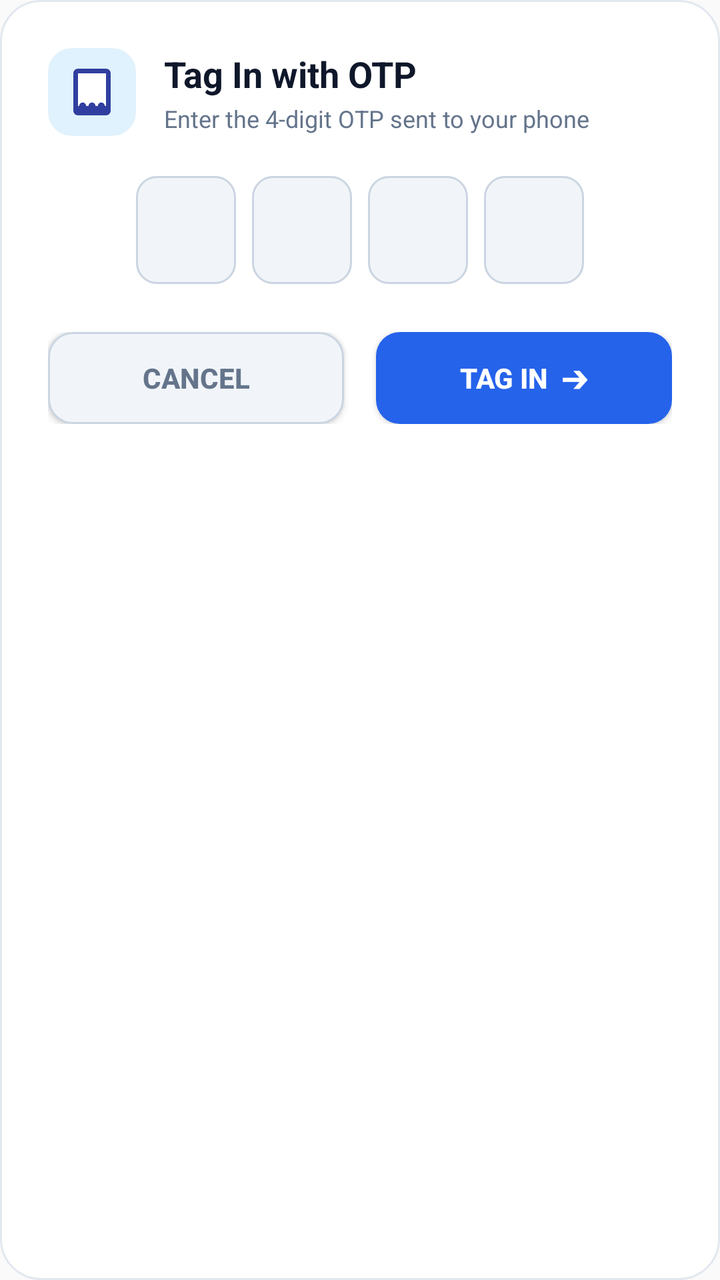
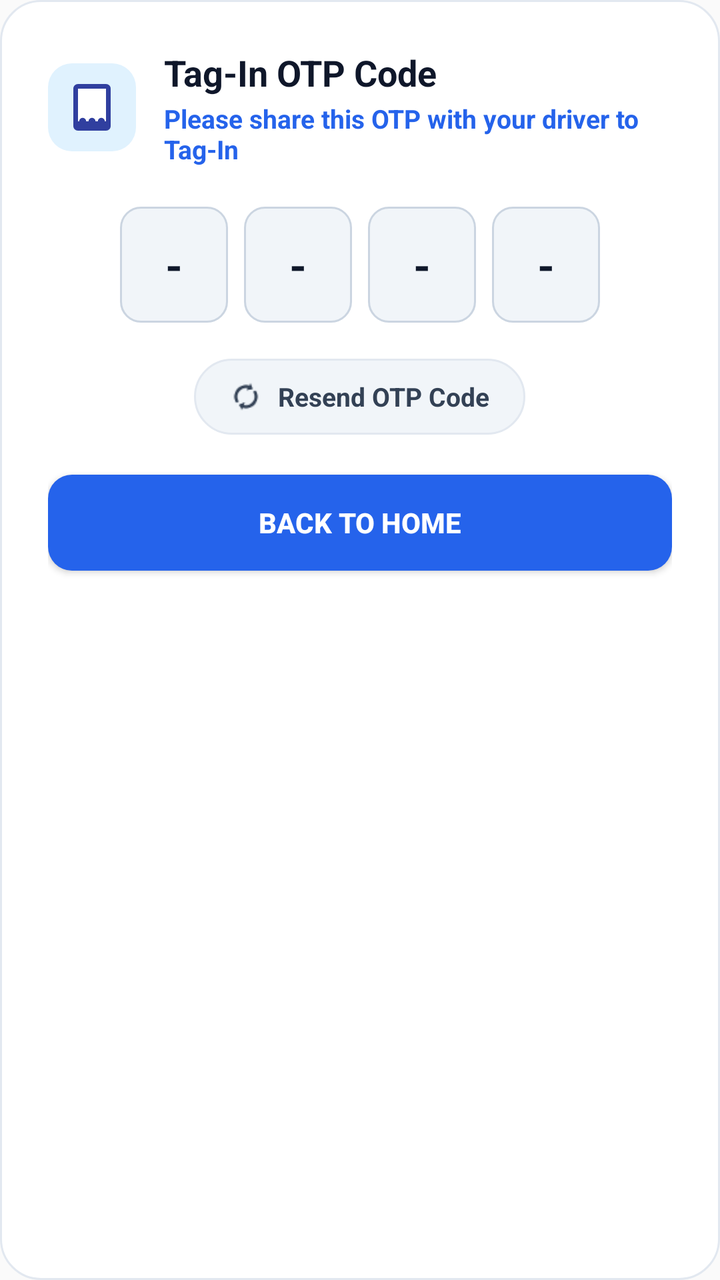

Two renders of the same Android screen: before a commit and after it. Below are the layout's source before the change and the commit's diff.
<!-- AndroidManifest.xml: application theme AppTheme -->
<!-- res/layout/dialog_tag_in_otp.xml -->
<?xml version="1.0" encoding="utf-8"?>
<LinearLayout xmlns:android="http://schemas.android.com/apk/res/android"
    android:layout_width="match_parent"
    android:layout_height="wrap_content"
    android:background="@drawable/bg_login_card"
    android:orientation="vertical"
    android:padding="24dp">

    
    <LinearLayout
        android:layout_width="match_parent"
        android:layout_height="wrap_content"
        android:gravity="center_vertical"
        android:orientation="horizontal">

        <FrameLayout
            android:layout_width="44dp"
            android:layout_height="44dp"
            android:layout_marginEnd="14dp"
            android:background="@drawable/bg_icon_container"
            android:backgroundTint="#E0F2FE"
            android:padding="8dp">

            <ImageView
                android:layout_width="match_parent"
                android:layout_height="match_parent"
                android:contentDescription="@null"
                android:src="@drawable/ic_tag_in_otp" />
        </FrameLayout>

        <LinearLayout
            android:layout_width="match_parent"
            android:layout_height="wrap_content"
            android:orientation="vertical">

            <TextView
                android:layout_width="wrap_content"
                android:layout_height="wrap_content"
                android:text="Tag In with OTP"
                android:textColor="#0F172A"
                android:textSize="18sp"
                android:textStyle="bold" />

            <TextView
                android:layout_width="wrap_content"
                android:layout_height="wrap_content"
                android:layout_marginTop="2dp"
                android:text="Enter the 4-digit OTP sent to your phone"
                android:textColor="#64748B"
                android:textSize="12sp" />
        </LinearLayout>
    </LinearLayout>

    
    <LinearLayout
        android:layout_width="match_parent"
        android:layout_height="wrap_content"
        android:layout_marginTop="20dp"
        android:layout_marginBottom="24dp"
        android:gravity="center"
        android:orientation="horizontal">

        <EditText
            android:id="@+id/dialog_otp_1"
            android:layout_width="50dp"
            android:layout_height="54dp"
            android:layout_marginEnd="8dp"
            android:background="@drawable/bg_otp_digit_box"
            android:gravity="center"
            android:inputType="number"
            android:maxLength="1"
            android:textColor="#0F172A"
            android:textSize="20sp"
            android:textStyle="bold" />

        <EditText
            android:id="@+id/dialog_otp_2"
            android:layout_width="50dp"
            android:layout_height="54dp"
            android:layout_marginEnd="8dp"
            android:background="@drawable/bg_otp_digit_box"
            android:gravity="center"
            android:inputType="number"
            android:maxLength="1"
            android:textColor="#0F172A"
            android:textSize="20sp"
            android:textStyle="bold" />

        <EditText
            android:id="@+id/dialog_otp_3"
            android:layout_width="50dp"
            android:layout_height="54dp"
            android:layout_marginEnd="8dp"
            android:background="@drawable/bg_otp_digit_box"
            android:gravity="center"
            android:inputType="number"
            android:maxLength="1"
            android:textColor="#0F172A"
            android:textSize="20sp"
            android:textStyle="bold" />

        <EditText
            android:id="@+id/dialog_otp_4"
            android:layout_width="50dp"
            android:layout_height="54dp"
            android:background="@drawable/bg_otp_digit_box"
            android:gravity="center"
            android:inputType="number"
            android:maxLength="1"
            android:textColor="#0F172A"
            android:textSize="20sp"
            android:textStyle="bold" />
    </LinearLayout>

    
    <LinearLayout
        android:layout_width="match_parent"
        android:layout_height="wrap_content"
        android:orientation="horizontal">

        <androidx.appcompat.widget.AppCompatButton
            android:id="@+id/dialog_btn_cancel"
            android:layout_width="0dp"
            android:layout_height="46dp"
            android:layout_marginEnd="8dp"
            android:layout_weight="1"
            android:background="@drawable/bg_phone_input"
            android:text="CANCEL"
            android:textColor="#64748B"
            android:textSize="14sp"
            android:textStyle="bold" />

        <androidx.appcompat.widget.AppCompatButton
            android:id="@+id/dialog_btn_tagin"
            android:layout_width="0dp"
            android:layout_height="46dp"
            android:layout_marginStart="8dp"
            android:layout_weight="1"
            android:background="@drawable/bg_login_button"
            android:elevation="2dp"
            android:text="TAG IN  ➔"
            android:textColor="#FFFFFF"
            android:textSize="14sp"
            android:textStyle="bold" />
    </LinearLayout>
</LinearLayout>
<!-- resources referenced by this layout -->
<resources>
  <!-- drawable bg_icon_container (drawable) -->
  <?xml version="1.0" encoding="utf-8"?>
  <shape xmlns:android="http://schemas.android.com/apk/res/android">
      <solid android:color="#F1F5F9" />
      <corners android:radius="12dp" />
  </shape>
  <!-- drawable bg_login_button (drawable) -->
  <?xml version="1.0" encoding="utf-8"?>
  <selector xmlns:android="http://schemas.android.com/apk/res/android">
      <item android:state_pressed="true">
          <shape>
              <solid android:color="#1D4ED8" />
              <corners android:radius="12dp" />
          </shape>
      </item>
      <item>
          <shape>
              <solid android:color="#2563EB" />
              <corners android:radius="12dp" />
          </shape>
      </item>
  </selector>
  <!-- drawable bg_login_card (drawable) -->
  <?xml version="1.0" encoding="utf-8"?>
  <shape xmlns:android="http://schemas.android.com/apk/res/android">
      <solid android:color="#FFFFFF" />
      <corners android:radius="20dp" />
      <stroke android:width="1dp" android:color="#E2E8F0" />
  </shape>
  <!-- drawable bg_otp_digit_box (drawable) -->
  <?xml version="1.0" encoding="utf-8"?>
  <selector xmlns:android="http://schemas.android.com/apk/res/android">
      <item android:state_focused="true">
          <shape>
              <solid android:color="#F8FAFC"/>
              <corners android:radius="10dp"/>
              <stroke android:width="2dp" android:color="#2563EB"/>
          </shape>
      </item>
      <item>
          <shape>
              <solid android:color="#F1F5F9"/>
              <corners android:radius="10dp"/>
              <stroke android:width="1dp" android:color="#CBD5E1"/>
          </shape>
      </item>
  </selector>
  <!-- drawable bg_phone_input (drawable) -->
  <?xml version="1.0" encoding="utf-8"?>
  <shape xmlns:android="http://schemas.android.com/apk/res/android">
      <solid android:color="#F1F5F9" />
      <corners android:radius="12dp" />
      <stroke android:width="1dp" android:color="#CBD5E1" />
  </shape>
  <!-- drawable ic_tag_in_otp (drawable) -->
  <?xml version="1.0" encoding="utf-8"?>
  <vector xmlns:android="http://schemas.android.com/apk/res/android"
      android:width="48dp"
      android:height="48dp"
      android:viewportWidth="24"
      android:viewportHeight="24">
      
      <path
          android:fillColor="#303F9F"
          android:pathData="M6,2h12c1.1,0 2,0.9 2,2v16c0,1.1 -0.9,2 -2,2H6c-1.1,0 -2,-0.9 -2,-2V4c0,-1.1 0.9,-2 2,-2z" />
      <path
          android:fillColor="#FFFFFF"
          android:pathData="M6,4h12v14H6V4z" />
      
      <path
          android:fillColor="#303F9F"
          android:pathData="M8,18m-1.5,0a1.5,1.5 0,1 1,3 0a1.5,1.5 0,1 1,-3 0" />
      <path
          android:fillColor="#303F9F"
          android:pathData="M12,18m-1.5,0a1.5,1.5 0,1 1,3 0a1.5,1.5 0,1 1,-3 0" />
      <path
          android:fillColor="#303F9F"
          android:pathData="M16,18m-1.5,0a1.5,1.5 0,1 1,3 0a1.5,1.5 0,1 1,-3 0" />
  </vector>
  <style name="AppTheme" parent="Theme.AppCompat.Light.DarkActionBar">
          
          <item name="colorPrimary">@color/colorPrimary</item>
          <item name="colorPrimaryDark">@color/colorPrimaryDark</item>
          <item name="colorAccent">@color/colorAccent</item>
      </style>
  <color name="colorPrimary">#3F51B5</color>
  <color name="colorPrimaryDark">#303F9F</color>
  <color name="colorAccent">#6495ED</color>
</resources>

<!-- the commit's change to res/layout/dialog_tag_in_otp.xml (unified diff, before → after) -->
@@ -36,18 +36,20 @@
             <TextView
                 android:layout_width="wrap_content"
                 android:layout_height="wrap_content"
-                android:text="Tag In with OTP"
+                android:text="Tag-In OTP Code"
                 android:textColor="#0F172A"
                 android:textSize="18sp"
                 android:textStyle="bold" />
 
             <TextView
+                android:id="@+id/dialog_otp_subtitle"
                 android:layout_width="wrap_content"
                 android:layout_height="wrap_content"
                 android:layout_marginTop="2dp"
-                android:text="Enter the 4-digit OTP sent to your phone"
-                android:textColor="#64748B"
-                android:textSize="12sp" />
+                android:text="Please share this OTP with your driver to Tag-In"
+                android:textColor="#2563EB"
+                android:textSize="13sp"
+                android:textStyle="bold" />
         </LinearLayout>
     </LinearLayout>
 
@@ -56,91 +58,99 @@
         android:layout_width="match_parent"
         android:layout_height="wrap_content"
         android:layout_marginTop="20dp"
-        android:layout_marginBottom="24dp"
+        android:layout_marginBottom="18dp"
         android:gravity="center"
         android:orientation="horizontal">
 
-        <EditText
+        <TextView
             android:id="@+id/dialog_otp_1"
-            android:layout_width="50dp"
-            android:layout_height="54dp"
+            android:layout_width="54dp"
+            android:layout_height="58dp"
             android:layout_marginEnd="8dp"
             android:background="@drawable/bg_otp_digit_box"
             android:gravity="center"
-            android:inputType="number"
-            android:maxLength="1"
+            android:text="-"
             android:textColor="#0F172A"
-            android:textSize="20sp"
+            android:textSize="22sp"
             android:textStyle="bold" />
 
-        <EditText
+        <TextView
             android:id="@+id/dialog_otp_2"
-            android:layout_width="50dp"
-            android:layout_height="54dp"
+            android:layout_width="54dp"
+            android:layout_height="58dp"
             android:layout_marginEnd="8dp"
             android:background="@drawable/bg_otp_digit_box"
             android:gravity="center"
-            android:inputType="number"
-            android:maxLength="1"
+            android:text="-"
             android:textColor="#0F172A"
-            android:textSize="20sp"
+            android:textSize="22sp"
             android:textStyle="bold" />
 
-        <EditText
+        <TextView
             android:id="@+id/dialog_otp_3"
-            android:layout_width="50dp"
-            android:layout_height="54dp"
+            android:layout_width="54dp"
+            android:layout_height="58dp"
             android:layout_marginEnd="8dp"
             android:background="@drawable/bg_otp_digit_box"
             android:gravity="center"
-            android:inputType="number"
-            android:maxLength="1"
+            android:text="-"
             android:textColor="#0F172A"
-            android:textSize="20sp"
+            android:textSize="22sp"
             android:textStyle="bold" />
 
-        <EditText
+        <TextView
             android:id="@+id/dialog_otp_4"
-            android:layout_width="50dp"
-            android:layout_height="54dp"
+            android:layout_width="54dp"
+            android:layout_height="58dp"
             android:background="@drawable/bg_otp_digit_box"
             android:gravity="center"
-            android:inputType="number"
-            android:maxLength="1"
+            android:text="-"
             android:textColor="#0F172A"
-            android:textSize="20sp"
+            android:textSize="22sp"
             android:textStyle="bold" />
     </LinearLayout>
 
     
     <LinearLayout
-        android:layout_width="match_parent"
-        android:layout_height="wrap_content"
-        android:orientation="horizontal">
+        android:id="@+id/dialog_btn_resend"
+        android:layout_width="wrap_content"
+        android:layout_height="38dp"
+        android:layout_gravity="center_horizontal"
+        android:layout_marginBottom="20dp"
+        android:background="@drawable/bg_resend_pill"
+        android:clickable="true"
+        android:focusable="true"
+        android:gravity="center"
+        android:orientation="horizontal"
+        android:paddingStart="18dp"
+        android:paddingEnd="18dp">
 
-        <androidx.appcompat.widget.AppCompatButton
-            android:id="@+id/dialog_btn_cancel"
-            android:layout_width="0dp"
-            android:layout_height="46dp"
+        <ImageView
+            android:layout_width="16dp"
+            android:layout_height="16dp"
             android:layout_marginEnd="8dp"
-            android:layout_weight="1"
-            android:background="@drawable/bg_phone_input"
-            android:text="CANCEL"
-            android:textColor="#64748B"
-            android:textSize="14sp"
-            android:textStyle="bold" />
+            android:contentDescription="@null"
+            android:src="@drawable/refresh"
+            android:tint="#334155" />
 
-        <androidx.appcompat.widget.AppCompatButton
-            android:id="@+id/dialog_btn_tagin"
-            android:layout_width="0dp"
-            android:layout_height="46dp"
-            android:layout_marginStart="8dp"
-            android:layout_weight="1"
-            android:background="@drawable/bg_login_button"
-            android:elevation="2dp"
-            android:text="TAG IN  ➔"
-            android:textColor="#FFFFFF"
-            android:textSize="14sp"
+        <TextView
+            android:layout_width="wrap_content"
+            android:layout_height="wrap_content"
+            android:text="Resend OTP Code"
+            android:textColor="#334155"
+            android:textSize="13sp"
             android:textStyle="bold" />
     </LinearLayout>
+
+    
+    <androidx.appcompat.widget.AppCompatButton
+        android:id="@+id/dialog_btn_back"
+        android:layout_width="match_parent"
+        android:layout_height="48dp"
+        android:background="@drawable/bg_login_button"
+        android:elevation="2dp"
+        android:text="BACK TO HOME"
+        android:textColor="#FFFFFF"
+        android:textSize="14sp"
+        android:textStyle="bold" />
 </LinearLayout>
<!-- resource entries referenced after the edit -->
@@ -47,12 +47,15 @@
           </shape>
       </item>
   </selector>
-  <!-- drawable bg_phone_input (drawable) -->
+  <!-- drawable bg_resend_pill (drawable) -->
   <?xml version="1.0" encoding="utf-8"?>
-  <shape xmlns:android="http://schemas.android.com/apk/res/android">
+  <shape xmlns:android="http://schemas.android.com/apk/res/android"
+      android:shape="rectangle">
       <solid android:color="#F1F5F9" />
-      <corners android:radius="12dp" />
-      <stroke android:width="1dp" android:color="#CBD5E1" />
+      <corners android:radius="20dp" />
+      <stroke
+          android:width="1dp"
+          android:color="#E2E8F0" />
   </shape>
   <!-- drawable ic_tag_in_otp (drawable) -->
   <?xml version="1.0" encoding="utf-8"?>
@@ -79,6 +82,7 @@
           android:fillColor="#303F9F"
           android:pathData="M16,18m-1.5,0a1.5,1.5 0,1 1,3 0a1.5,1.5 0,1 1,-3 0" />
   </vector>
+  <!-- drawable refresh: png bitmap (drawable, 553 bytes) -->
   <style name="AppTheme" parent="Theme.AppCompat.Light.DarkActionBar">
           
           <item name="colorPrimary">@color/colorPrimary</item>
